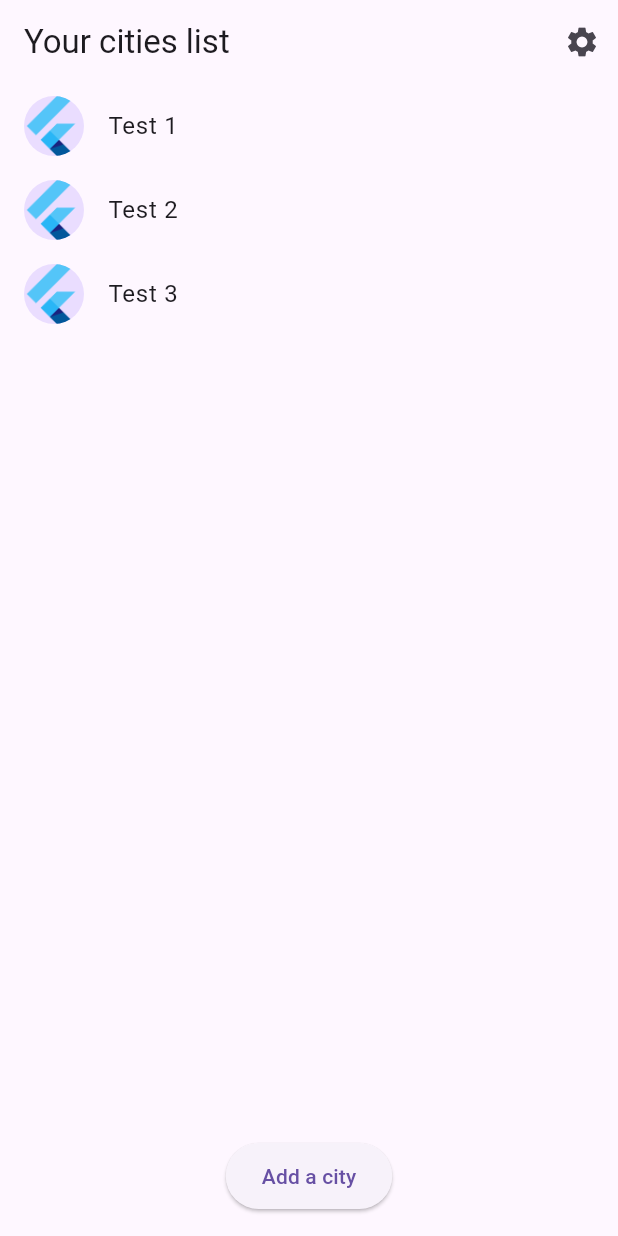
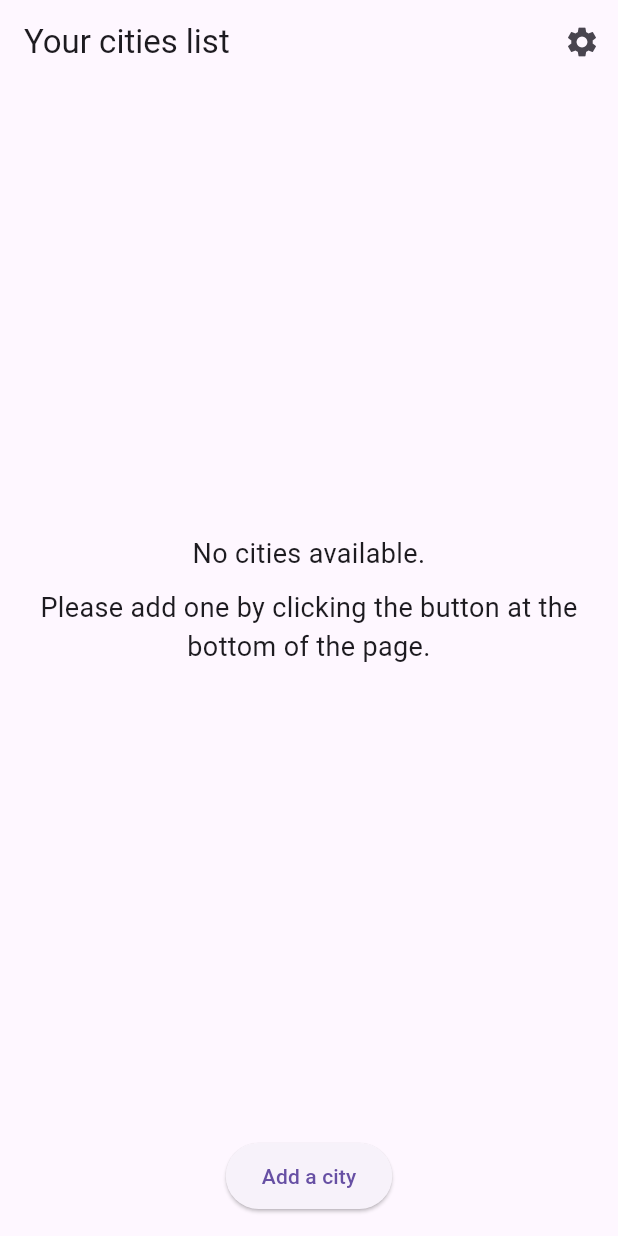
Before and after one commit to guillaume-rodier/flutter_meteo, a Flutter app: the screen it shows after launch, on a phone screen of 412 x 824 dp. Run offline on Flutter 3.47's test engine with Material 3 defaults, Android fonts, the light colour scheme and no system bars; our stand-ins replace flutter_dotenv, flutter_riverpod; generated files the repository leaves out were written again; network calls fail.

Commit message:
Add a provider list for cities - Display when the list is empty or not empty

```diff
--- a/lib/src/app.dart
+++ b/lib/src/app.dart
@@ -5,6 +5,7 @@ import 'package:flutter_localizations/flutter_localizations.dart';
 import 'views/add_city_view.dart';
 import 'views/cities_list_view.dart';
 import 'views/city_details_view.dart';
+
 import 'settings/settings_controller.dart';
 import 'settings/settings_view.dart';
 
@@ -81,9 +82,9 @@ class MyApp extends StatelessWidget {
                     return const CityDetailsView();
                   case AddCityView.routeName:
                     return const AddCityView();
-                  case SampleItemListView.routeName:
+                  case CitiesListView.routeName:
                   default:
-                    return const SampleItemListView();
+                    return const CitiesListView();
                 }
               },
             );
--- /dev/null
+++ b/lib/src/models/city_item.dart
@@ -0,0 +1,6 @@
+class City {
+  final String id;
+  final String name;
+
+  City({required this.id, required this.name});
+}
--- a/lib/src/views/cities_list_view.dart
+++ b/lib/src/views/cities_list_view.dart
@@ -1,13 +1,16 @@
 import 'package:flutter/material.dart';
+import 'package:flutter_riverpod/flutter_riverpod.dart';
 
 import '../settings/settings_view.dart';
 import '../models/sample_item.dart';
 import 'city_details_view.dart';
 import 'add_city_view.dart';
 
+import '../models/city_notifier.dart';
+
 /// Displays a list of SampleItems.
-class SampleItemListView extends StatelessWidget {
-  const SampleItemListView({
+class CitiesListView extends ConsumerWidget {
+  const CitiesListView({
     super.key,
     this.items = const [SampleItem(1), SampleItem(2), SampleItem(3)],
   });
@@ -17,7 +20,9 @@ class SampleItemListView extends StatelessWidget {
   final List<SampleItem> items;
 
   @override
-  Widget build(BuildContext context) {
+  Widget build(BuildContext context,  WidgetRef ref) {
+    final cities = ref.watch(cityProvider);
+
     return Scaffold(
       appBar: AppBar(
         title: const Text('Your cities list'),
@@ -44,13 +49,36 @@ class SampleItemListView extends StatelessWidget {
       body: Column(
         children: [
           Expanded(
-            child: ListView.builder(
-              itemCount: items.length,
+            child: cities.isEmpty
+              ? Center(
+                  child: Container(
+                    margin: EdgeInsets.all(20.0),  // Applies a margin around the Column
+                    child: Column(
+                      mainAxisAlignment: MainAxisAlignment.center,  // Center vertically
+                      crossAxisAlignment: CrossAxisAlignment.center,  // Center horizontally
+                      children: <Widget>[
+                        Text(
+                          'No cities available.',
+                          style: TextStyle(fontSize: 18),
+                          textAlign: TextAlign.center
+                        ),
+                        SizedBox(height: 10), // Spacing between lines
+                        Text(
+                          'Please add one by clicking the button at the bottom of the page.',
+                          style: TextStyle(fontSize: 18),
+                          textAlign: TextAlign.center
+                        ),
+                      ],
+                    ),
+                  ),
+                )
+              : ListView.builder(
+                itemCount: cities.length,
                 itemBuilder: (BuildContext context, int index) {
-                final item = items[index];
+                  final city = cities[index];
 
                   return ListTile(
-                  title: Text('Test ${item.id}'),
+                    title: Text(city.name),
                     leading: const CircleAvatar(
                       // Display the Flutter Logo image asset.
                       foregroundImage: AssetImage('assets/images/flutter_logo.png'),
```
Also changed, not shown: lib/main.dart (+7 -0 lines), lib/src/models/city_notifier.dart (added, +31 -0 lines). Lines whose indentation alone changed are shown as unchanged.
